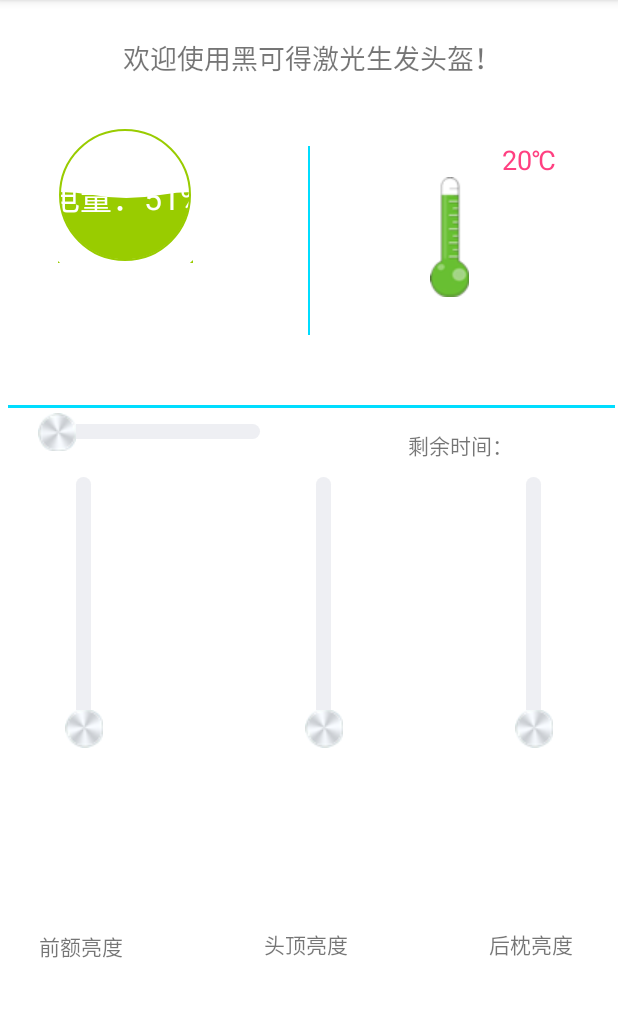
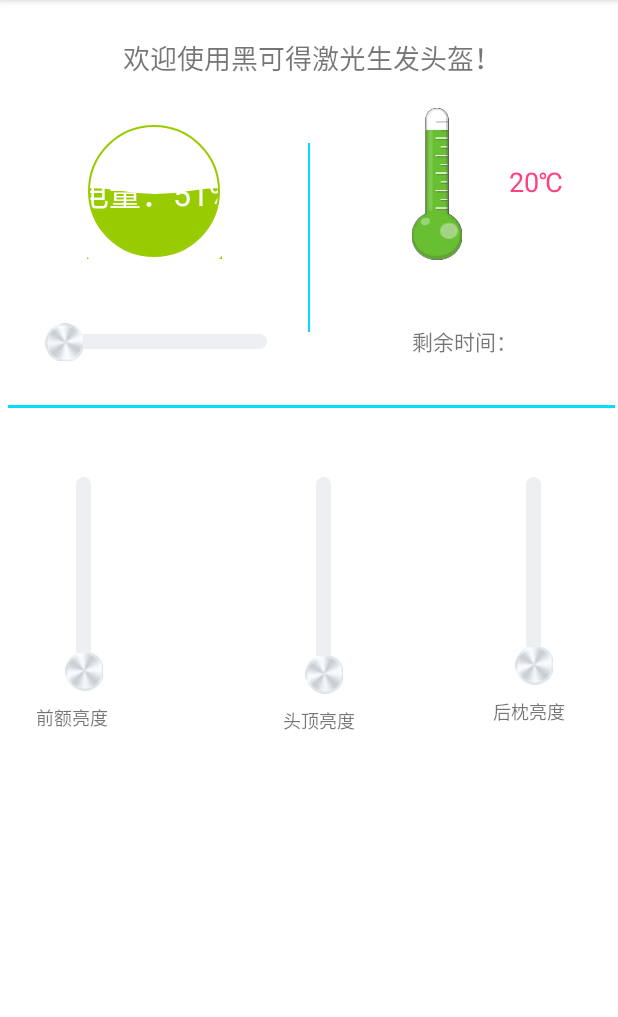
Before and after one commit to 3100702135/headcare, an Android app: the screen it shows after launch (MainActivity), on a phone screen of 412 x 824 dp, the part 84-1101 px from its top. Run offline under Robolectric (Android 15) with nearby library versions, the phone set to English and light mode, and no system bars.

Commit message:
界面调整
界面调整

```diff
--- a/app/src/main/java/com/example/administrator/headcare/MainActivity.java
+++ b/app/src/main/java/com/example/administrator/headcare/MainActivity.java
@@ -253,6 +253,7 @@ public class MainActivity extends AppCompatActivity
     public void startActivityForResult() {
         //获得BluetoothAdapter对象，该API是android 2.0开始支持的
 //        adapter = BluetoothAdapter.getDefaultAdapter();
+        try{
             mBluetoothManager.enableBluetooth();
             mBluetoothManager.mainActivity=this;
             List<BluetoothDevice> boundedList = mBluetoothManager.getBoundedDevices();
@@ -274,6 +275,13 @@ public class MainActivity extends AppCompatActivity
                 }
             }
             Log.v("TAG", "create connection for found devices");
+        }
+        catch (Exception e)
+        {
+            Log.v("TAG", "create connection for found devices Exception");
+            this.show("连接蓝牙异常，请重试！");
+        }
+
     }
 
     // Function to send Bluetooth message
@@ -330,7 +338,7 @@ public class MainActivity extends AppCompatActivity
     }
 
 
-    private void  show( String message)
+    public void  show( String message)
     {
         AlertDialog dialog = new AlertDialog.Builder(this)
                 .setTitle("提示")//设置对话框的标题
--- a/app/src/main/java/com/example/administrator/headcare/util/BluetoothManager.java
+++ b/app/src/main/java/com/example/administrator/headcare/util/BluetoothManager.java
@@ -8,7 +8,9 @@ import android.content.BroadcastReceiver;
 import android.content.Context;
 import android.content.Intent;
 import android.content.IntentFilter;
+import android.os.Looper;
 import android.util.Log;
+import android.widget.Toast;
 
 import com.example.administrator.headcare.MainActivity;
 
@@ -252,7 +254,7 @@ public  class BluetoothManager implements IBluetoothManager {
     }
 
     //此方法仅能执行一次，执行多次会在connect处报崩溃
-    private void readDataFromClientConnection(final String deviceAddress) {
+    private void readDataFromClientConnection(final String deviceAddress){
         Log.d(TAG, "readDataFromClientConnection() deviceAddress= " + deviceAddress);
 //        final BluetoothServerSocket serverSocket = null;
         try {
@@ -269,6 +271,7 @@ public  class BluetoothManager implements IBluetoothManager {
             Log.d(TAG, "readDataFromClientConnection()| socket is null");
             return;
         }
+        Looper.prepare();
         Thread thread = new Thread(new Runnable() {
             @Override
             public void run() {
@@ -289,11 +292,13 @@ public  class BluetoothManager implements IBluetoothManager {
                     }
                 } catch (Exception e) {
                     Log.d(TAG, "readDataFromServerConnection()| read data failed", e);
+                    mainActivity.description.setText("连接蓝牙异常，请重试！");
                 } finally {
                     //不能加is.close()，否则下次读失败
                 }
             }
         });
+        Looper.loop();
         thread.start();
     }
 
@@ -487,6 +492,11 @@ public  class BluetoothManager implements IBluetoothManager {
                         mBluetoothEventHandler.onBluetoothOff();
                     }
                 }
+                else if(BluetoothAdapter.STATE_TURNING_OFF == state) {
+                    if(null != mBluetoothEventHandler) {
+                        mBluetoothEventHandler.onBluetoothOff();
+                    }
+                }
             } else if (BluetoothDevice.ACTION_FOUND.equals(action)) {
                 BluetoothDevice device = intent.getParcelableExtra(BluetoothDevice.EXTRA_DEVICE);
                 if(null == device) {
@@ -612,7 +622,7 @@ public  class BluetoothManager implements IBluetoothManager {
         public void onBluetoothOn() {
             mInstance.searchAvailableDevice();
             //modified 连接设备改为由用户去触发
-//          mBluetoothManager.connectBoundedDevice();
+          connectBoundedDevice();
         }
 
         @Override
--- a/app/src/main/java/com/example/administrator/headcare/util/TimerTextView.java
+++ b/app/src/main/java/com/example/administrator/headcare/util/TimerTextView.java
@@ -53,7 +53,7 @@ public class TimerTextView extends AppCompatTextView implements Runnable{
         //标示已经启动
         if(run){
             ComputeTime();
-            String strTime=  "剩余照射时间："+mmin+"分钟:"+msecond+"秒";
+            String strTime=  "剩余时间："+mmin+"分钟:"+msecond+"秒";
             this.setText(strTime);
             postDelayed(this, 1000);
         }else {
--- a/app/src/main/res/layout/content_main.xml
+++ b/app/src/main/res/layout/content_main.xml
@@ -14,7 +14,7 @@
         android:id="@+id/verticalSeekbarB"
         style="@style/CustomSeekbarStyle"
         android:layout_width="80dp"
-        android:layout_height="200dp"
+        android:layout_height="158dp"
         android:layout_marginEnd="16dp"
         android:layout_marginRight="16dp"
         android:layout_marginTop="30dp"
@@ -25,7 +25,7 @@
         android:id="@+id/verticalSeekbarF"
         style="@style/CustomSeekbarStyle"
         android:layout_width="80dp"
-        android:layout_height="200dp"
+        android:layout_height="162dp"
         android:layout_marginLeft="16dp"
         android:layout_marginStart="16dp"
         android:layout_marginTop="30dp"
@@ -36,7 +36,7 @@
         android:id="@+id/verticalSeekbarT"
         style="@style/CustomSeekbarStyle"
         android:layout_width="80dp"
-        android:layout_height="200dp"
+        android:layout_height="164dp"
         android:layout_marginEnd="50dp"
         android:layout_marginLeft="50dp"
         android:layout_marginRight="50dp"
@@ -50,22 +50,23 @@
 
     <TextView
         android:id="@+id/textViewF"
-        android:layout_width="60dp"
-        android:layout_height="28dp"
+        android:layout_width="71dp"
+        android:layout_height="21dp"
         android:layout_marginBottom="8dp"
-        android:layout_marginLeft="26dp"
-        android:layout_marginStart="26dp"
+        android:layout_marginLeft="24dp"
+        android:layout_marginStart="24dp"
         android:layout_marginTop="5dp"
         android:text="前额亮度"
-        android:textSize="14sp"
+        android:textSize="12sp"
         app:layout_constraintBottom_toBottomOf="parent"
         app:layout_constraintStart_toStartOf="parent"
-        app:layout_constraintTop_toBottomOf="@+id/verticalSeekbarF" />
+        app:layout_constraintTop_toBottomOf="@+id/verticalSeekbarF"
+        app:layout_constraintVertical_bias="0.0" />
 
     <TextView
         android:id="@+id/textViewT"
-        android:layout_width="60dp"
-        android:layout_height="30dp"
+        android:layout_width="80dp"
+        android:layout_height="21dp"
         android:layout_marginBottom="8dp"
         android:layout_marginEnd="50dp"
         android:layout_marginLeft="50dp"
@@ -74,25 +75,28 @@
         android:layout_marginTop="5dp"
         android:text="头顶亮度"
         android:textColorLink="@android:color/holo_green_dark"
-        android:textSize="14sp"
+        android:textSize="12sp"
         app:layout_constraintBottom_toBottomOf="parent"
         app:layout_constraintEnd_toStartOf="@+id/textViewB"
+        app:layout_constraintHorizontal_bias="0.807"
         app:layout_constraintStart_toEndOf="@+id/textViewF"
-        app:layout_constraintTop_toBottomOf="@+id/verticalSeekbarT" />
+        app:layout_constraintTop_toBottomOf="@+id/verticalSeekbarT"
+        app:layout_constraintVertical_bias="0.0" />
 
     <TextView
         android:id="@+id/textViewB"
-        android:layout_width="60dp"
-        android:layout_height="30dp"
+        android:layout_width="67dp"
+        android:layout_height="22dp"
         android:layout_marginBottom="8dp"
-        android:layout_marginEnd="26dp"
-        android:layout_marginRight="26dp"
+        android:layout_marginEnd="16dp"
+        android:layout_marginRight="16dp"
         android:layout_marginTop="5dp"
         android:text="后枕亮度"
-        android:textSize="14sp"
+        android:textSize="12sp"
         app:layout_constraintBottom_toBottomOf="parent"
         app:layout_constraintEnd_toEndOf="parent"
-        app:layout_constraintTop_toBottomOf="@+id/verticalSeekbarB" />
+        app:layout_constraintTop_toBottomOf="@+id/verticalSeekbarB"
+        app:layout_constraintVertical_bias="0.0" />
 
     <TextView
         android:id="@+id/description"
@@ -119,8 +123,8 @@
 
     <com.example.administrator.headcare.util.TimerTextView
         android:id="@+id/timer_text_view"
-        android:layout_width="178dp"
-        android:layout_height="20dp"
+        android:layout_width="173dp"
+        android:layout_height="21dp"
         android:layout_marginBottom="8dp"
         android:layout_marginEnd="16dp"
         android:layout_marginRight="16dp"
@@ -128,10 +132,10 @@
         android:gravity="center_horizontal"
         android:text="剩余时间："
         android:textSize="14sp"
-        app:layout_constraintBottom_toBottomOf="parent"
+        app:layout_constraintBottom_toTopOf="@+id/textLine"
         app:layout_constraintEnd_toEndOf="parent"
         app:layout_constraintTop_toTopOf="parent"
-        app:layout_constraintVertical_bias="0.361" />
+        app:layout_constraintVertical_bias="0.886" />
 
     <SeekBar
         android:id="@+id/seekBarTime"
@@ -145,12 +149,12 @@
         android:layout_marginStart="8dp"
         android:layout_marginTop="60dp"
         android:max="30"
-        app:layout_constraintBottom_toBottomOf="parent"
+        app:layout_constraintBottom_toTopOf="@+id/textLine"
         app:layout_constraintEnd_toStartOf="@+id/timer_text_view"
-        app:layout_constraintHorizontal_bias="0.4"
+        app:layout_constraintHorizontal_bias="0.47"
         app:layout_constraintStart_toStartOf="parent"
         app:layout_constraintTop_toTopOf="parent"
-        app:layout_constraintVertical_bias="0.315" />
+        app:layout_constraintVertical_bias="0.919" />
 
     <TextView
         android:id="@+id/textLine"
@@ -178,12 +182,11 @@
         android:layout_marginStart="8dp"
         android:layout_marginTop="50dp"
         android:background="@android:color/background_light"
-        app:layout_constraintBottom_toBottomOf="parent"
-        app:layout_constraintEnd_toEndOf="parent"
-        app:layout_constraintHorizontal_bias="0.1"
+        app:layout_constraintBottom_toTopOf="@+id/seekBarTime"
+        app:layout_constraintEnd_toStartOf="@+id/textView2"
         app:layout_constraintStart_toStartOf="parent"
         app:layout_constraintTop_toTopOf="parent"
-        app:layout_constraintVertical_bias="0.057"
+        app:layout_constraintVertical_bias="0.55"
         app:wave_circle="true"
         app:wave_color="@android:color/holo_green_light" />
 
@@ -200,29 +203,29 @@
         android:text="20℃"
         android:textColor="@color/colorAccent"
         android:textSize="18sp"
-        app:layout_constraintBottom_toTopOf="@+id/verticalSeekbarB"
+        app:layout_constraintBottom_toTopOf="@+id/timer_text_view"
         app:layout_constraintEnd_toEndOf="parent"
-        app:layout_constraintHorizontal_bias="0.917"
-        app:layout_constraintStart_toStartOf="parent"
+        app:layout_constraintHorizontal_bias="0.351"
+        app:layout_constraintStart_toEndOf="@+id/imageView2"
         app:layout_constraintTop_toTopOf="parent"
-        app:layout_constraintVertical_bias="0.335" />
+        app:layout_constraintVertical_bias="0.588" />
 
     <ImageView
         android:id="@+id/imageView2"
-        android:layout_width="39dp"
-        android:layout_height="wrap_content"
+        android:layout_width="53dp"
+        android:layout_height="101dp"
         android:layout_marginBottom="8dp"
         android:layout_marginEnd="8dp"
         android:layout_marginLeft="8dp"
         android:layout_marginRight="8dp"
         android:layout_marginStart="8dp"
         android:layout_marginTop="8dp"
-        app:layout_constraintBottom_toBottomOf="parent"
+        app:layout_constraintBottom_toTopOf="@+id/timer_text_view"
         app:layout_constraintEnd_toEndOf="parent"
-        app:layout_constraintHorizontal_bias="0.762"
-        app:layout_constraintStart_toStartOf="parent"
+        app:layout_constraintHorizontal_bias="0.368"
+        app:layout_constraintStart_toEndOf="@+id/textView2"
         app:layout_constraintTop_toTopOf="parent"
-        app:layout_constraintVertical_bias="0.164"
+        app:layout_constraintVertical_bias="0.646"
         app:srcCompat="@drawable/temp" />
 
     <TextView
@@ -237,10 +240,9 @@
         android:layout_marginTop="8dp"
         android:background="@android:color/holo_blue_bright"
         app:layout_constraintBottom_toBottomOf="parent"
-        app:layout_constraintEnd_toEndOf="@+id/textLine"
-        app:layout_constraintHorizontal_bias="0.496"
-        app:layout_constraintStart_toStartOf="@+id/textLine"
+        app:layout_constraintEnd_toEndOf="parent"
+        app:layout_constraintStart_toStartOf="parent"
         app:layout_constraintTop_toTopOf="parent"
-        app:layout_constraintVertical_bias="0.143" />
+        app:layout_constraintVertical_bias="0.14" />
 
 </android.support.constraint.ConstraintLayout>
```
Also changed, not shown: app/src/main/res/drawable/temp.png, app/src/main/res/drawable/temp1.png (added). Lines whose indentation alone changed are shown as unchanged.
